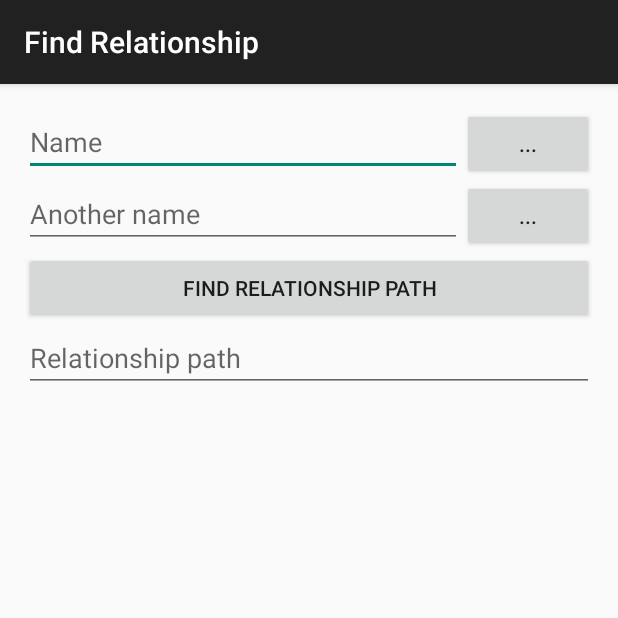
After one commit to it2051229/Genealogy, an Android app: the RelateNamesActivity screen opened directly, with no data from a screen before it, on a phone screen of 412 x 824 dp, the top half of it. The commit adds this screen. Run offline under Robolectric (Android 15) with nearby library versions, the phone set to English and light mode, and no system bars; 2 statements that could not run were skipped.

Commit message:
Added relationship path feature

```diff
--- a/Genealogy/app/src/main/AndroidManifest.xml
+++ b/Genealogy/app/src/main/AndroidManifest.xml
@@ -38,6 +38,10 @@
             android:name=".QuestionAnswerActivity"
             android:label="@string/title_activity_question_answer" >
         </activity>
+        <activity
+            android:name=".RelateNamesActivity"
+            android:label="@string/title_activity_relate_names" >
+        </activity>
     </application>
 
 </manifest>
--- /dev/null
+++ b/Genealogy/app/src/main/res/layout/activity_relate_names.xml
@@ -0,0 +1,74 @@
+<LinearLayout xmlns:android="http://schemas.android.com/apk/res/android"
+    xmlns:tools="http://schemas.android.com/tools" android:layout_width="match_parent"
+    android:layout_height="match_parent" android:paddingLeft="@dimen/activity_horizontal_margin"
+    android:paddingRight="@dimen/activity_horizontal_margin"
+    android:paddingTop="@dimen/activity_vertical_margin"
+    android:paddingBottom="@dimen/activity_vertical_margin"
+    android:orientation="vertical"
+    android:id="@+id/RelateNamesActivityLinearLayout"
+    tools:context="it2051229.genealogy.RelateNamesActivity">
+
+    <LinearLayout
+        android:orientation="horizontal"
+        android:layout_width="match_parent"
+        android:layout_height="wrap_content">
+
+        <EditText
+            android:layout_width="match_parent"
+            android:layout_height="wrap_content"
+            android:id="@+id/editTextSourceName"
+            android:hint="Name"
+            android:layout_weight="1" />
+
+        <Button
+            android:layout_width="wrap_content"
+            android:layout_height="wrap_content"
+            android:text="..."
+            android:id="@+id/buttonSearchSourceName"
+            android:onClick="buttonSearchSourceNameTapped" />
+    </LinearLayout>
+
+    <LinearLayout
+        android:orientation="horizontal"
+        android:layout_width="match_parent"
+        android:layout_height="wrap_content">
+
+        <EditText
+            android:layout_width="wrap_content"
+            android:layout_height="wrap_content"
+            android:id="@+id/editTextDestinationName"
+            android:layout_weight="1"
+            android:hint="Another name" />
+
+        <Button
+            android:layout_width="wrap_content"
+            android:layout_height="wrap_content"
+            android:text="..."
+            android:id="@+id/buttonSearchDestinationName"
+            android:onClick="buttonSearchDestinationNameTapped" />
+    </LinearLayout>
+
+    <Button
+        android:layout_width="match_parent"
+        android:layout_height="wrap_content"
+        android:text="Find Relationship Path"
+        android:id="@+id/buttonFindRelationshipPath"
+        android:onClick="buttonFindRelationshipPathTapped" />
+
+    <ScrollView
+        android:layout_width="match_parent"
+        android:layout_height="match_parent"
+        android:id="@+id/scrollViewResult"
+        android:layout_weight="1"
+        android:fillViewport="false" >
+
+        <EditText
+            android:layout_width="match_parent"
+            android:layout_height="wrap_content"
+            android:id="@+id/editTextRelationshipPath"
+            android:inputType="textMultiLine"
+            android:ems="10"
+            android:hint="Relationship path"/>
+    </ScrollView>
+
+</LinearLayout>
--- a/Genealogy/app/src/main/res/menu/menu_main.xml
+++ b/Genealogy/app/src/main/res/menu/menu_main.xml
@@ -4,6 +4,10 @@
     <item
         android:id="@+id/menuAddName"
         android:title="Add Name"
+        />
+    <item
+        android:id="@+id/menuRelateNames"
+        android:title="Find Relationship"
         />
     <item
         android:id="@+id/menuExportNames"
--- /dev/null
+++ b/Genealogy/app/src/main/res/menu/menu_relate_names.xml
@@ -0,0 +1,6 @@
+<menu xmlns:android="http://schemas.android.com/apk/res/android"
+    xmlns:app="http://schemas.android.com/apk/res-auto"
+    xmlns:tools="http://schemas.android.com/tools" tools:context="it2051229.genealogy.RelateNamesActivity">
+    <item android:id="@+id/action_settings" android:title="@string/action_settings"
+        android:orderInCategory="100" app:showAsAction="never" />
+</menu>
--- a/Genealogy/app/src/main/res/values/strings.xml
+++ b/Genealogy/app/src/main/res/values/strings.xml
@@ -9,5 +9,6 @@
     <string name="title_activity_details">Person Details</string>
     <string name="hello_world">Hello world!</string>
     <string name="title_activity_question_answer">Question and Answer</string>
+    <string name="title_activity_relate_names">Find Relationship</string>
 
 </resources>
```
Also changed, not shown: Genealogy/app/src/main/java/it2051229/genealogy/MainActivity.java (+13 -0 lines), Genealogy/app/src/main/java/it2051229/genealogy/RelateNamesActivity.java (added, +124 -0 lines), Genealogy/app/src/main/java/it2051229/genealogy/entities/Genealogy.java (+38 -0 lines), Genealogy/app/src/main/java/it2051229/genealogy/entities/Graph.java (added, +191 -0 lines), 3 other files.
